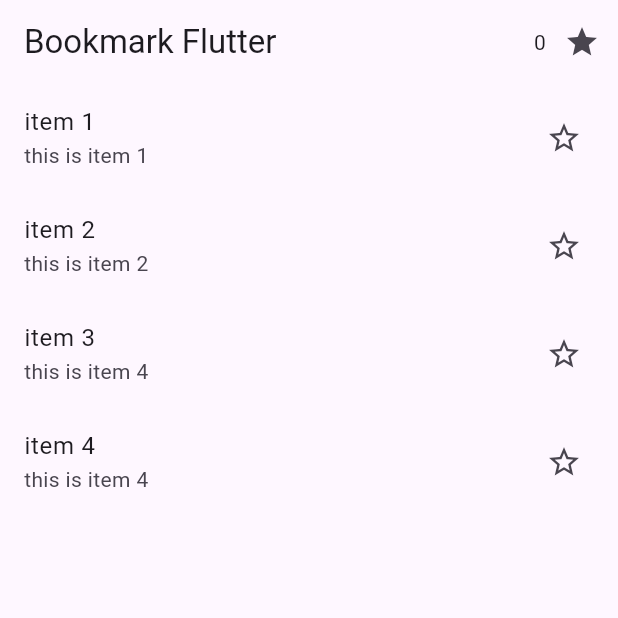
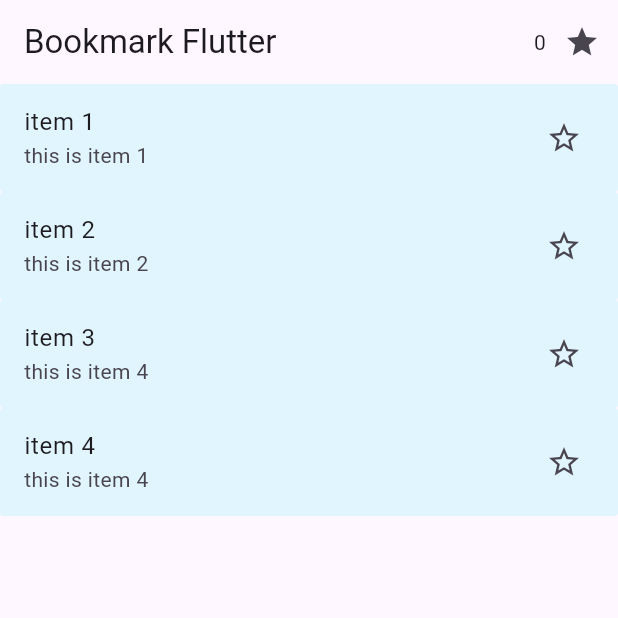
Before and after one commit to NAW-KHU/save_bookmark, a Flutter app: the screen it shows after launch, on a phone screen of 412 x 824 dp, the top half of it. Run offline on Flutter 3.47's test engine with Material 3 defaults, Android fonts, the phone set to English and light mode, and no system bars.

Commit message:
modified file

```diff
--- a/lib/bookmark/home_page.dart
+++ b/lib/bookmark/home_page.dart
@@ -1,12 +1,8 @@
-import 'dart:js';
-
 import 'package:flutter/foundation.dart';
 import 'package:flutter/material.dart';
 import 'package:provider/provider.dart';
 import 'package:save_bookmark_app/model/items_model.dart';
-
 import 'package:save_bookmark_app/bookmark/bookmarks_page.dart';
-import 'package:save_bookmark_app/provider/bookmark_provider.dart';
 import 'package:save_bookmark_app/provider/bookmark_provider.dart';
 
 class HomePage extends StatefulWidget {
@@ -70,7 +66,11 @@
                 physics: const NeverScrollableScrollPhysics(),
                 itemCount: itemsList.length,
                 itemBuilder: (context, index) {
-                  return ListTile(
+                  return (
+                    // color: Colors.lightBlue[200],
+                    ListTile(
+                      shape:RoundedRectangleBorder(borderRadius: BorderRadius.circular(2.0)),
+                      tileColor: Colors.lightBlue[50],
                       onTap: () {
                         bookmarkBloc.addCount();
                         ItemModel itemModel = ItemModel(
@@ -82,6 +82,8 @@
 
                         if (kDebugMode) {
                           print(bookmarkBloc.items[index].title);
+                        }
+                        if (kDebugMode) {
                           print(bookmarkBloc.items.length);
                         }
 
@@ -97,6 +99,7 @@
                               Icons.star,
                               color: Colors.blue,
                             ),
+                    )
                   );
                 })
           ],
```
Lines whose indentation alone changed are shown as unchanged.
